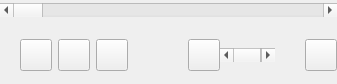
The window that MusicPlayer/src/ui/PlayControlPage/PlayControlPage.ui (lesliefish/MusicPlayer) describes before a commit, drawn with Qt 5.
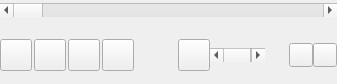
The same window after the commit.

Patch:
```diff
--- a/MusicPlayer/src/ui/PlayControlPage/PlayControlPage.ui
+++ b/MusicPlayer/src/ui/PlayControlPage/PlayControlPage.ui
@@ -133,22 +133,9 @@
             </property>
             <item row="0" column="0">
              <layout class="QHBoxLayout" name="horizontalLayout">
-              <item>
-               <spacer name="horizontalSpacer_3">
-                <property name="orientation">
-                 <enum>Qt::Horizontal</enum>
-                </property>
-                <property name="sizeType">
-                 <enum>QSizePolicy::Fixed</enum>
-                </property>
-                <property name="sizeHint" stdset="0">
-                 <size>
-                  <width>20</width>
-                  <height>5</height>
-                 </size>
-                </property>
-               </spacer>
-              </item>
+              <property name="spacing">
+               <number>2</number>
+              </property>
               <item>
                <widget class="QPushButton" name="preBtn">
                 <property name="minimumSize">
@@ -206,6 +193,25 @@
                 </property>
                </widget>
               </item>
+              <item>
+               <widget class="QPushButton" name="stopBtn">
+                <property name="minimumSize">
+                 <size>
+                  <width>32</width>
+                  <height>32</height>
+                 </size>
+                </property>
+                <property name="maximumSize">
+                 <size>
+                  <width>32</width>
+                  <height>32</height>
+                 </size>
+                </property>
+                <property name="text">
+                 <string/>
+                </property>
+               </widget>
+              </item>
              </layout>
             </item>
             <item row="0" column="2">
@@ -264,18 +270,37 @@
                 </property>
                </spacer>
               </item>
+              <item>
+               <widget class="QPushButton" name="addBtn">
+                <property name="minimumSize">
+                 <size>
+                  <width>24</width>
+                  <height>24</height>
+                 </size>
+                </property>
+                <property name="maximumSize">
+                 <size>
+                  <width>24</width>
+                  <height>24</height>
+                 </size>
+                </property>
+                <property name="text">
+                 <string/>
+                </property>
+               </widget>
+              </item>
               <item>
                <widget class="QPushButton" name="listBtn">
                 <property name="minimumSize">
                  <size>
-                  <width>32</width>
-                  <height>32</height>
+                  <width>24</width>
+                  <height>24</height>
                  </size>
                 </property>
                 <property name="maximumSize">
                  <size>
-                  <width>32</width>
-                  <height>32</height>
+                  <width>24</width>
+                  <height>24</height>
                  </size>
                 </property>
                 <property name="text">
@@ -291,7 +316,7 @@
                <enum>Qt::Horizontal</enum>
               </property>
               <property name="sizeType">
-               <enum>QSizePolicy::Fixed</enum>
+               <enum>QSizePolicy::Expanding</enum>
               </property>
               <property name="sizeHint" stdset="0">
                <size>
```
